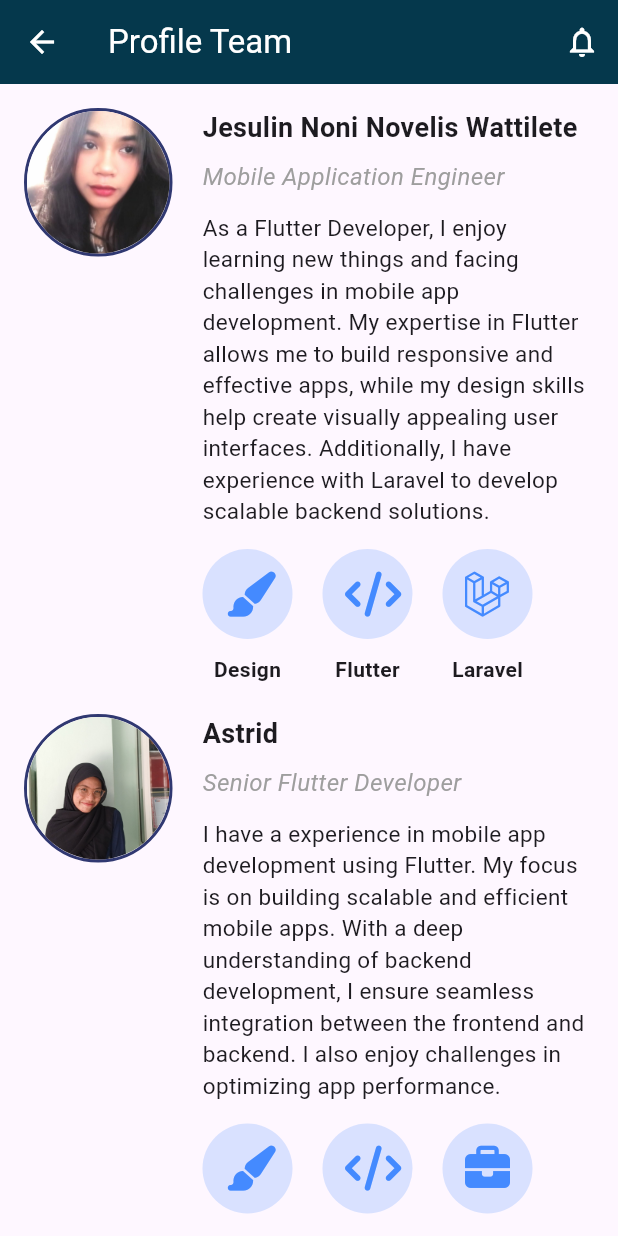
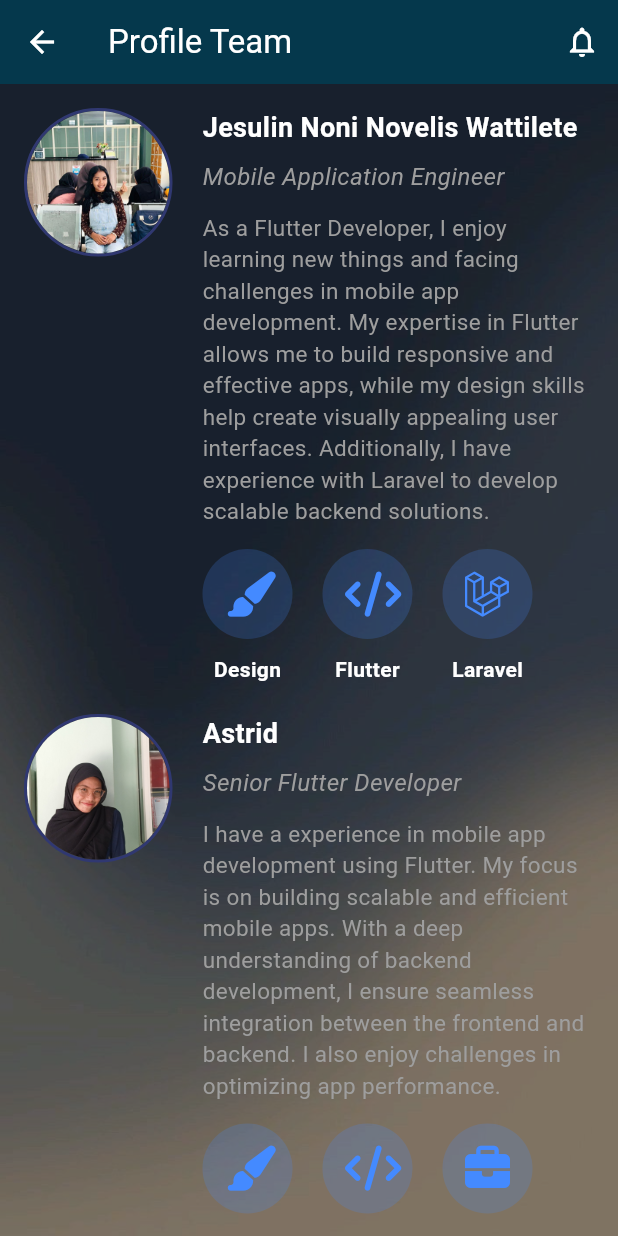
Before and after one commit to jesulin2004/uts_PAA, a Flutter app: the screen it shows after launch, in the side drawer, after a tap on "Profile", on a phone screen of 412 x 824 dp. Run offline on Flutter 3.47's test engine with Material 3 defaults, Android fonts, the phone set to English and light mode, and no system bars; our stand-ins replace font_awesome_flutter.

Commit message:
first commit

```diff
--- a/lib/main.dart
+++ b/lib/main.dart
@@ -1,5 +1,6 @@
 import 'package:flutter/material.dart';
 import 'package:flutter/services.dart';
+import 'package:tugas1_kelompok/fitur.dart';
 import 'package:tugas1_kelompok/profile.dart';
 import 'package:font_awesome_flutter/font_awesome_flutter.dart';
 import 'package:url_launcher/url_launcher.dart';
@@ -90,6 +91,16 @@ class MyApp extends StatelessWidget {
                   },
                 ),
                 ListTile(
+                  leading: const Icon(Icons.book),
+                  title: const Text('Resep Masakan'),
+                  onTap: () {
+                    Navigator.push(
+                        context,
+                        MaterialPageRoute(
+                            builder: (context) => const FiturScreen()));
+                  },
+                ),
+                ListTile(
                   leading: const Icon(FontAwesomeIcons.whatsapp),
                   title: const Text('WhatsApp'),
                   onTap: () async {
@@ -149,7 +160,18 @@ class MyApp extends StatelessWidget {
               ],
             ),
           ),
-          body: Padding(
+          body: Container(
+            width: double.infinity,
+            height: double.infinity,
+            decoration: BoxDecoration(
+              image: DecorationImage(
+                image: AssetImage('assets/latarr.jpg'), // Path gambar Anda
+                fit: BoxFit.cover,
+                colorFilter: ColorFilter.mode(
+                    Colors.black.withOpacity(0.5), BlendMode.darken),
+              ),
+            ),
+            child: Padding(
               padding: const EdgeInsets.all(20.0),
               child: Column(
                 crossAxisAlignment: CrossAxisAlignment.start,
@@ -174,8 +196,7 @@ class MyApp extends StatelessWidget {
                             style: TextStyle(
                               fontSize: 16,
                               fontWeight: FontWeight.w500,
-                            color: Color.fromARGB(255, 9, 9, 9),
-                            backgroundColor: Color.fromARGB(255, 255, 255, 255),
+                              color: Color.fromARGB(255, 255, 255, 255),
                             ),
                           ),
                         ),
@@ -199,7 +220,6 @@ class MyApp extends StatelessWidget {
                   Row(
                     mainAxisAlignment: MainAxisAlignment.spaceAround,
                     children: [
-                    // Experience Box
                       Container(
                         padding: const EdgeInsets.all(15),
                         decoration: BoxDecoration(
@@ -285,6 +305,7 @@ class MyApp extends StatelessWidget {
                 ],
               ),
             ),
+          ),
         );
       }),
     );
--- a/lib/profile.dart
+++ b/lib/profile.dart
@@ -34,7 +34,20 @@ class _ProfileScreenState extends State<ProfileScreen> {
           )
         ],
       ),
-      body: SingleChildScrollView(
+      body: Container(
+        width: double.infinity,
+        height: double.infinity,
+        decoration: BoxDecoration(
+          image: DecorationImage(
+            image: AssetImage('assets/latarr.jpg'), // Path gambar Anda
+            fit: BoxFit.cover,
+            colorFilter: ColorFilter.mode(
+              Colors.black.withOpacity(0.5),
+              BlendMode.darken,
+            ),
+          ),
+        ),
+        child: SingleChildScrollView(
           child: Padding(
             padding: const EdgeInsets.all(16.0),
             child: Column(
@@ -47,7 +60,8 @@ class _ProfileScreenState extends State<ProfileScreen> {
                       'As a Flutter Developer, I enjoy learning new things and facing challenges in mobile app development. My expertise in Flutter allows me to build responsive and effective apps, while my design skills help create visually appealing user interfaces. Additionally, I have experience with Laravel to develop scalable backend solutions.',
                   imagePath: 'assets/jeje.jpg',
                   skills: [
-                  Skill(icon: FontAwesomeIcons.paintbrush, skillName: 'Design'),
+                    Skill(
+                        icon: FontAwesomeIcons.paintbrush, skillName: 'Design'),
                     Skill(icon: FontAwesomeIcons.code, skillName: 'Flutter'),
                     Skill(icon: FontAwesomeIcons.laravel, skillName: 'Laravel'),
                   ],
@@ -62,9 +76,11 @@ class _ProfileScreenState extends State<ProfileScreen> {
                       'I have a experience in mobile app development using Flutter. My focus is on building scalable and efficient mobile apps. With a deep understanding of backend development, I ensure seamless integration between the frontend and backend. I also enjoy challenges in optimizing app performance.',
                   imagePath: 'assets/astrid.jpg',
                   skills: [
-                  Skill(icon: FontAwesomeIcons.paintbrush, skillName: 'Design'),
+                    Skill(
+                        icon: FontAwesomeIcons.paintbrush, skillName: 'Design'),
                     Skill(icon: FontAwesomeIcons.code, skillName: 'Flutter'),
-                  Skill(icon: FontAwesomeIcons.briefcase, skillName: 'Backend'),
+                    Skill(
+                        icon: FontAwesomeIcons.briefcase, skillName: 'Backend'),
                   ],
                 ),
                 const SizedBox(height: 20),
@@ -77,12 +93,14 @@ class _ProfileScreenState extends State<ProfileScreen> {
                       'As a mobile developer, I am very enthusiastic to continue learning and developing in the field of mobile application development. I am currently focused on improving my skills in Flutter and SQL databases to build efficient and easy to use applications. I believe that my experience as a junior developer will provide me with many opportunities to grow further.',
                   imagePath: 'assets/vivi.jpg',
                   skills: [
-                  Skill(icon: FontAwesomeIcons.paintbrush, skillName: 'Design'),
+                    Skill(
+                        icon: FontAwesomeIcons.paintbrush, skillName: 'Design'),
                     Skill(icon: FontAwesomeIcons.code, skillName: 'Flutter'),
                     Skill(icon: FontAwesomeIcons.database, skillName: 'SQL'),
                   ],
                 ),
               ],
+            ),
           ),
         ),
       ),
@@ -126,6 +144,7 @@ class ProfileCard extends StatelessWidget {
                 style: const TextStyle(
                   fontSize: 18,
                   fontWeight: FontWeight.bold,
+                  color: Color.fromARGB(255, 255, 255, 255),
                 ),
               ),
               const SizedBox(height: 8),
@@ -142,6 +161,7 @@ class ProfileCard extends StatelessWidget {
                 description,
                 style: const TextStyle(
                   fontSize: 15,
+                  color: Colors.grey,
                 ),
                 textAlign: TextAlign.left,
               ),
@@ -189,7 +209,7 @@ class _AnimatedLogoState extends State<AnimatedLogo> {
         decoration: BoxDecoration(
           borderRadius: BorderRadius.circular(isZoomed ? 20 : 75),
           border: Border.all(
-            color: Color.fromARGB(255, 48, 56, 113),
+            color: const Color.fromARGB(255, 48, 56, 113),
             width: 2,
           ),
         ),
@@ -227,7 +247,11 @@ class SkillCard extends StatelessWidget {
         const SizedBox(height: 10),
         Text(
           skill.skillName,
-          style: const TextStyle(fontSize: 14, fontWeight: FontWeight.bold),
+          style: const TextStyle(
+            fontSize: 14,
+            fontWeight: FontWeight.bold,
+            color: Color.fromARGB(255, 255, 255, 255),
+          ),
         ),
       ],
     );
```
Also changed, not shown: lib/fitur.dart (added, +241 -0 lines), pubspec.yaml (+9 -0 lines), assets/bg.jpg (added), assets/burger.jpeg (added), assets/cake.jpeg (added), assets/eskrim.jpeg (added), assets/jeje.jpg, assets/latar.jpg (added), assets/latarr.jpg (added), assets/pizza.jpeg (added), assets/ramen.jpeg (added), assets/steak.jpeg (added), assets/sushi.jpeg (added). Lines whose indentation alone changed are shown as unchanged.
